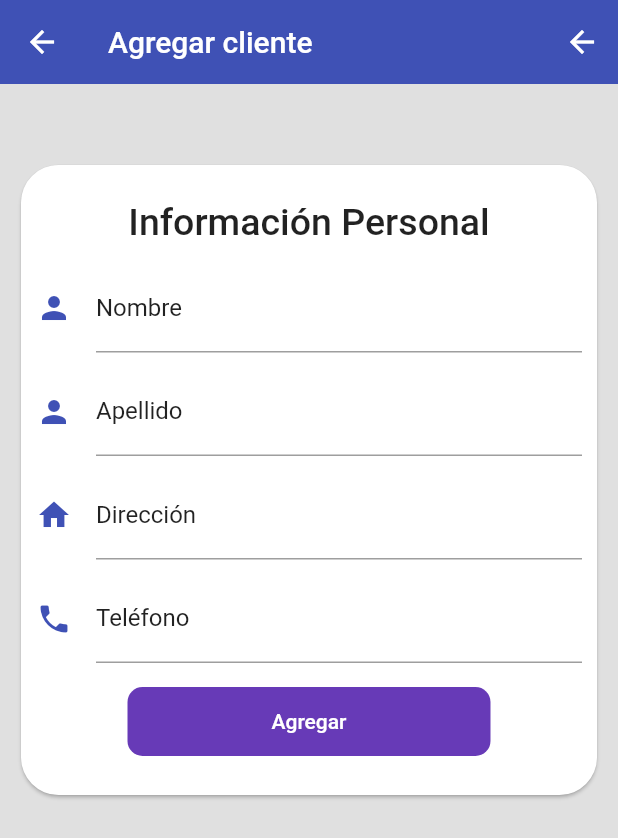
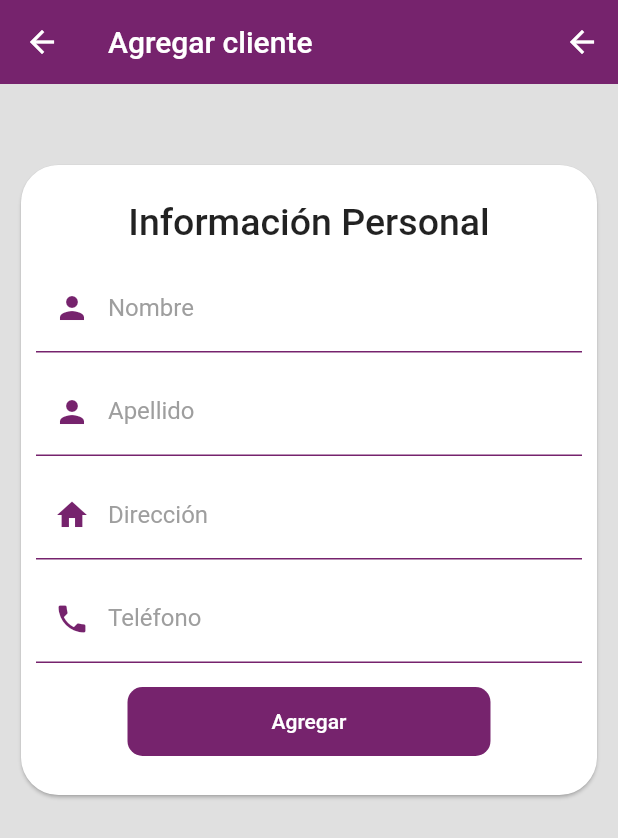
Before and after one commit to rrmora/vianey-pagos, a Flutter app: the ClientScreen screen opened by its route, on a phone screen of 412 x 824 dp. Shown: the top 838 px of the screen. Run offline on Flutter 3.47's test engine with Material 2 defaults, Android fonts, the phone set to English and light mode, and no system bars; our stand-ins replace flutter_secure_storage, image_picker; accounts and stored records are empty; network calls fail.

Commit message:
cambiar color de theme

```diff
--- a/lib/main.dart
+++ b/lib/main.dart
@@ -50,10 +50,10 @@ class MyApp extends StatelessWidget {
         scaffoldBackgroundColor: Colors.grey[300],
         appBarTheme: AppBarTheme(
           elevation: 0,
-          color: Colors.indigo
+          color: Color.fromRGBO(118, 35, 109, 1)
         ),
         floatingActionButtonTheme: FloatingActionButtonThemeData(
-          backgroundColor: Colors.indigo,
+          backgroundColor: Color.fromRGBO(118, 35, 109, 1),
           elevation: 0
         )
       ),
--- a/lib/screens/client_screen.dart
+++ b/lib/screens/client_screen.dart
@@ -1,4 +1,5 @@
 import 'package:flutter/material.dart';
+import 'package:productos_app/ui/input_decorations.dart';
 
 class ClientScreen extends StatefulWidget {
   ClientScreen({Key? key}) : super(key: key);
@@ -36,43 +37,83 @@ class _ClientScreenState extends State<ClientScreen> {
                     ], mainAxisAlignment: MainAxisAlignment.center,),
                   ),
                   TextFormField(
-                  decoration: const InputDecoration(
-                    focusedBorder: UnderlineInputBorder(borderSide: BorderSide(color: Colors.indigo)),
-                    labelStyle:   TextStyle(color: Colors.black87),
-                    icon: const Icon(Icons.person, color: Colors.indigo),
-                    hintText: 'Nombre',
-                    labelText: 'Nombre',
-                  ),
+                    autocorrect: false,
+                    keyboardType: TextInputType.emailAddress,
+                    decoration: InputDecorations.authInputDecoration(
+                      hintText: 'Nombre',
+                      labelText: 'Nombre',
+                      prefixIcon: Icons.person
+                    ),
+              // onChanged: ( value ) => loginForm.email = value,
+              // validator: ( value ) {
+
+              //     String pattern = r'^(([^<>()[\]\\.,;:\s@\"]+(\.[^<>()[\]\\.,;:\s@\"]+)*)|(\".+\"))@((\[[0-9]{1,3}\.[0-9]{1,3}\.[0-9]{1,3}\.[0-9]{1,3}\])|(([a-zA-Z\-0-9]+\.)+[a-zA-Z]{2,}))$';
+              //     RegExp regExp  = new RegExp(pattern);
+
+              //     return regExp.hasMatch(value ?? '')
+              //       ? null
+              //       : 'El valor ingresado no luce como un correo';
+
+              // },
+
+                  // decoration: const InputDecoration(
+                  //   focusedBorder: UnderlineInputBorder(borderSide: BorderSide(color: Colors.indigo)),
+                  //   labelStyle:   TextStyle(color: Colors.black87),
+                  //   icon: const Icon(Icons.person, color: Colors.indigo),
+                  //   hintText: 'Nombre',
+                  //   labelText: 'Nombre',
+                  // ),
                 ),
                 SizedBox( height: 10 ),
                 TextFormField(
-                  decoration: const InputDecoration(
-                    focusedBorder: UnderlineInputBorder(borderSide: BorderSide(color: Colors.indigo)),
-                    labelStyle:   TextStyle(color: Colors.black87),
-                    icon: const Icon(Icons.person, color: Colors.indigo),
+                  autocorrect: false,
+                  keyboardType: TextInputType.emailAddress,
+                  decoration: InputDecorations.authInputDecoration(
                     hintText: 'Apellido',
                     labelText: 'Apellido',
+                    prefixIcon: Icons.person
                   ),
+                  // decoration: const InputDecoration(
+                  //   focusedBorder: UnderlineInputBorder(borderSide: BorderSide(color: Colors.indigo)),
+                  //   labelStyle:   TextStyle(color: Colors.black87),
+                  //   icon: const Icon(Icons.person, color: Colors.indigo),
+                  //   hintText: 'Apellido',
+                  //   labelText: 'Apellido',
+                  // ),
                 ),
                 SizedBox( height: 10 ),
                 TextFormField(
-                  decoration: const InputDecoration(
-                    focusedBorder: UnderlineInputBorder(borderSide: BorderSide(color: Colors.indigo)),
-                    labelStyle:   TextStyle(color: Colors.black87),
-                    icon: const Icon(Icons.home, color: Colors.indigo),
+                  autocorrect: false,
+                  keyboardType: TextInputType.emailAddress,
+                  decoration: InputDecorations.authInputDecoration(
                     hintText: 'Dirección',
                     labelText: 'Dirección',
+                    prefixIcon: Icons.home
                   ),
+                  // decoration: const InputDecoration(
+                  //   focusedBorder: UnderlineInputBorder(borderSide: BorderSide(color: Colors.indigo)),
+                  //   labelStyle:   TextStyle(color: Colors.black87),
+                  //   icon: const Icon(Icons.home, color: Colors.indigo),
+                  //   hintText: 'Dirección',
+                  //   labelText: 'Dirección',
+                  // ),
                 ),
                 SizedBox( height: 10 ),
                 TextFormField(
-                  decoration: const InputDecoration(
-                    focusedBorder: UnderlineInputBorder(borderSide: BorderSide(color: Colors.indigo)),
-                    labelStyle:   TextStyle(color: Colors.black87),
-                    icon: const Icon(Icons.phone, color: Colors.indigo),
+                  autocorrect: false,
+                  keyboardType: TextInputType.emailAddress,
+                  decoration: InputDecorations.authInputDecoration(
                     hintText: 'Teléfono',
                     labelText: 'Teléfono',
+                    prefixIcon: Icons.phone
                   ),
+                  // decoration: const InputDecoration(
+                  //   focusedBorder: UnderlineInputBorder(borderSide: BorderSide(color: Colors.indigo)),
+                  //   labelStyle:   TextStyle(color: Colors.black87),
+                  //   icon: const Icon(Icons.phone, color: Colors.indigo),
+                  //   hintText: 'Teléfono',
+                  //   labelText: 'Teléfono',
+                  // ),
                 ),
                  Center(
                     child: Padding(
@@ -81,7 +122,7 @@ class _ClientScreenState extends State<ClientScreen> {
                         shape: RoundedRectangleBorder(borderRadius: BorderRadius.circular(10)),
                         disabledColor: Colors.grey,
                         elevation: 0,
-                        color: Colors.deepPurple,
+                        color: Color.fromRGBO(118, 35, 109, 1),
                         child: Container(
                           padding: EdgeInsets.symmetric( horizontal: 80, vertical: 15),
                           child: Text(
--- a/lib/screens/login_screen.dart
+++ b/lib/screens/login_screen.dart
@@ -118,7 +118,7 @@ class _LoginForm extends StatelessWidget {
               shape: RoundedRectangleBorder(borderRadius: BorderRadius.circular(10)),
               disabledColor: Colors.grey,
               elevation: 0,
-              color: Colors.deepPurple,
+              color: Color.fromRGBO(118, 35, 109, 1),
               child: Container(
                 padding: EdgeInsets.symmetric( horizontal: 80, vertical: 15),
                 child: Text(
--- a/lib/ui/input_decorations.dart
+++ b/lib/ui/input_decorations.dart
@@ -11,12 +11,12 @@ class InputDecorations {
     return InputDecoration(
         enabledBorder: UnderlineInputBorder(
           borderSide: BorderSide(
-            color: Colors.deepPurple
+            color: Color.fromRGBO(118, 35, 109, 1)
           ),
         ),
         focusedBorder: UnderlineInputBorder(
           borderSide: BorderSide(
-            color: Colors.deepPurple,
+            color: Color.fromRGBO(118, 35, 109, 1),
             width: 2
           )
         ),
@@ -26,7 +26,7 @@ class InputDecorations {
           color: Colors.grey
         ),
         prefixIcon: prefixIcon != null
-          ? Icon( prefixIcon, color: Colors.deepPurple )
+          ? Icon( prefixIcon, color: Color.fromRGBO(118, 35, 109, 1) )
           : null
       );
   }
--- a/lib/widgets/auth_background.dart
+++ b/lib/widgets/auth_background.dart
@@ -71,7 +71,7 @@ class _PurpleBox extends StatelessWidget {
   BoxDecoration _purpleBackground() => BoxDecoration(
     gradient: LinearGradient(
       colors: [
-        Color.fromRGBO(63, 63, 156, 1),
+        Color.fromRGBO(118, 35, 109, 1),
         Color.fromRGBO(90, 70, 178, 1)
       ]
     )
```
Also changed, not shown: lib/screens/client_detail_screen.dart (+10 -10 lines), lib/screens/order_detail_screen.dart (+5 -5 lines), lib/screens/payment_detail_screen.dart (+5 -5 lines).
